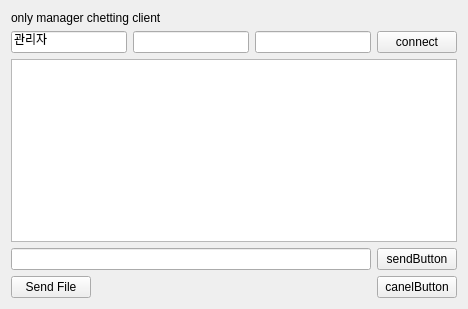
This is chetting.ui in jaehyeonjeong/DataBaseQt as Qt 5 draws it before an edit. The edited form follows.
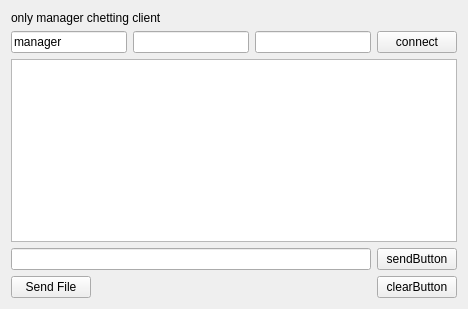
This is the edited form.

```diff
--- a/chetting.ui
+++ b/chetting.ui
@@ -26,7 +26,7 @@
      <item>
       <widget class="QLineEdit" name="manager">
        <property name="text">
-        <string>관리자</string>
+        <string>manager</string>
        </property>
        <property name="readOnly">
         <bool>false</bool>
@@ -96,7 +96,7 @@
        <item>
         <widget class="QPushButton" name="cacelButton">
          <property name="text">
-          <string>canelButton</string>
+          <string>clearButton</string>
          </property>
         </widget>
        </item>
```
